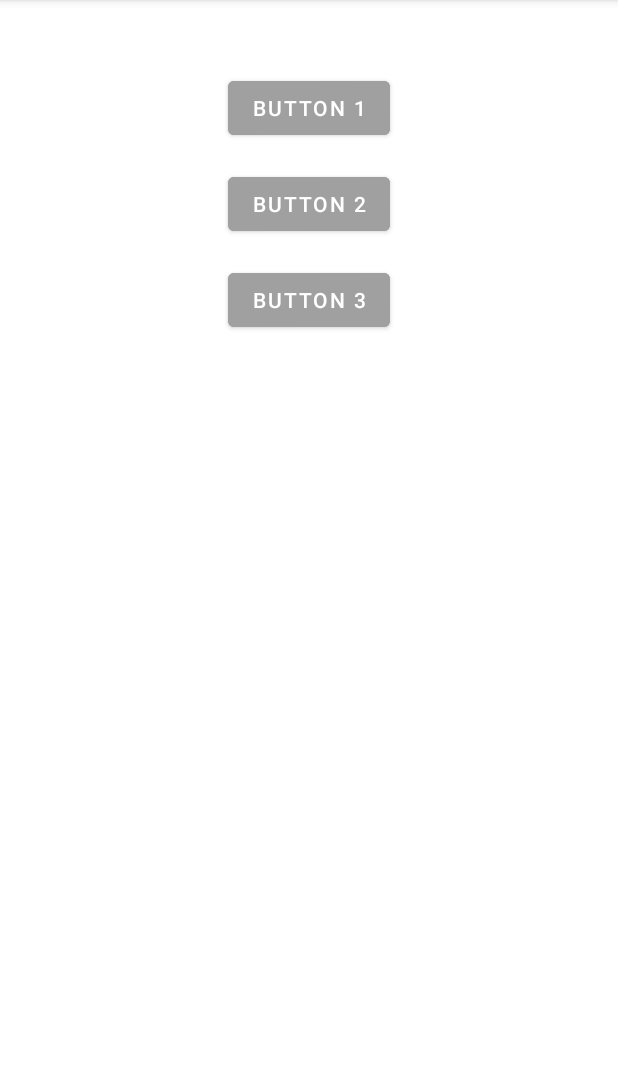
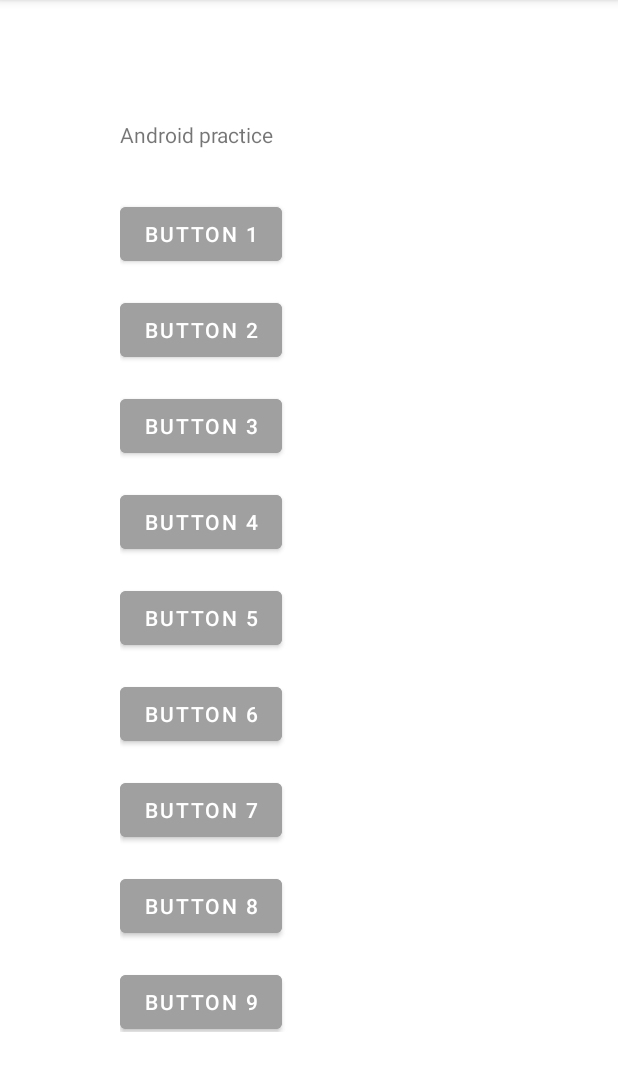
Before and after one commit to mutoe/AndroidTrain, an Android app: the screen it shows after launch (MainActivity), on a phone screen of 412 x 824 dp, the part 84-1175 px from its top. Run offline under Robolectric (Android 15) with nearby library versions, the phone set to English and light mode, and no system bars.

Commit message:
feat: frame layout

```diff
--- a/app/src/main/res/layout/activity_main.xml
+++ b/app/src/main/res/layout/activity_main.xml
@@ -1,18 +1,34 @@
 <?xml version="1.0" encoding="utf-8"?>
-<LinearLayout xmlns:android="http://schemas.android.com/apk/res/android"
-    xmlns:app="http://schemas.android.com/apk/res-auto"
+<FrameLayout xmlns:android="http://schemas.android.com/apk/res/android"
     xmlns:tools="http://schemas.android.com/tools"
     android:layout_width="match_parent"
     android:layout_height="match_parent"
+    android:padding="80dp"
+    tools:context=".MainActivity"
+    >
+
+    <TextView
+        android:layout_width="match_parent"
+        android:layout_height="wrap_content"
+        android:text="@string/practice"
+        />
+
+    <ScrollView
+        android:layout_width="match_parent"
+        android:layout_height="wrap_content"
+        android:layout_marginTop="20dp"
+        >
+
+        <LinearLayout
+            android:layout_width="match_parent"
+            android:layout_height="wrap_content"
+            android:gravity="start"
             android:orientation="vertical"
-    android:padding="16dp"
-    tools:context=".MainActivity"
             >
 
             <Button
                 android:layout_width="wrap_content"
                 android:layout_height="wrap_content"
-        android:layout_gravity="center_horizontal"
                 android:layout_marginTop="32dp"
                 android:backgroundTint="@color/gray"
                 android:text="@string/button1"
@@ -21,7 +37,6 @@
             <Button
                 android:layout_width="wrap_content"
                 android:layout_height="wrap_content"
-        android:layout_gravity="center_horizontal"
                 android:layout_marginTop="16dp"
                 android:backgroundTint="@color/gray"
                 android:text="@string/button2"
@@ -30,10 +45,69 @@
             <Button
                 android:layout_width="wrap_content"
                 android:layout_height="wrap_content"
-        android:layout_gravity="center_horizontal"
                 android:layout_marginTop="16dp"
                 android:backgroundTint="@color/gray"
                 android:text="@string/button3"
                 />
 
+            <Button
+                android:layout_width="wrap_content"
+                android:layout_height="wrap_content"
+                android:layout_marginTop="16dp"
+                android:backgroundTint="@color/gray"
+                android:text="@string/button4"
+                />
+
+            <Button
+                android:layout_width="wrap_content"
+                android:layout_height="wrap_content"
+                android:layout_marginTop="16dp"
+                android:backgroundTint="@color/gray"
+                android:text="@string/button5"
+                />
+
+            <Button
+                android:layout_width="wrap_content"
+                android:layout_height="wrap_content"
+                android:layout_marginTop="16dp"
+                android:backgroundTint="@color/gray"
+                android:text="@string/button6"
+                />
+
+            <Button
+                android:layout_width="wrap_content"
+                android:layout_height="wrap_content"
+                android:layout_marginTop="16dp"
+                android:backgroundTint="@color/gray"
+                android:text="@string/button7"
+                />
+
+            <Button
+                android:layout_width="wrap_content"
+                android:layout_height="wrap_content"
+                android:layout_marginTop="16dp"
+                android:backgroundTint="@color/gray"
+                android:text="@string/button8"
+                />
+
+            <Button
+                android:layout_width="wrap_content"
+                android:layout_height="wrap_content"
+                android:layout_marginTop="16dp"
+                android:backgroundTint="@color/gray"
+                android:text="@string/button9"
+                />
+
+            <Button
+                android:layout_width="wrap_content"
+                android:layout_height="wrap_content"
+                android:layout_marginTop="16dp"
+                android:backgroundTint="@color/gray"
+                android:text="@string/button10"
+                />
+
         </LinearLayout>
+    </ScrollView>
+
+
+</FrameLayout>
--- a/app/src/main/res/values/strings.xml
+++ b/app/src/main/res/values/strings.xml
@@ -3,4 +3,12 @@
     <string name="button1">Button 1</string>
     <string name="button2">Button 2</string>
     <string name="button3">Button 3</string>
+    <string name="button4">Button 4</string>
+    <string name="button5">Button 5</string>
+    <string name="button6">Button 6</string>
+    <string name="button7">Button 7</string>
+    <string name="button8">Button 8</string>
+    <string name="button9">Button 9</string>
+    <string name="button10">Button 10</string>
+    <string name="practice">Android practice</string>
 </resources>
```
Also changed, not shown: 2 other files. Lines whose indentation alone changed are shown as unchanged.
